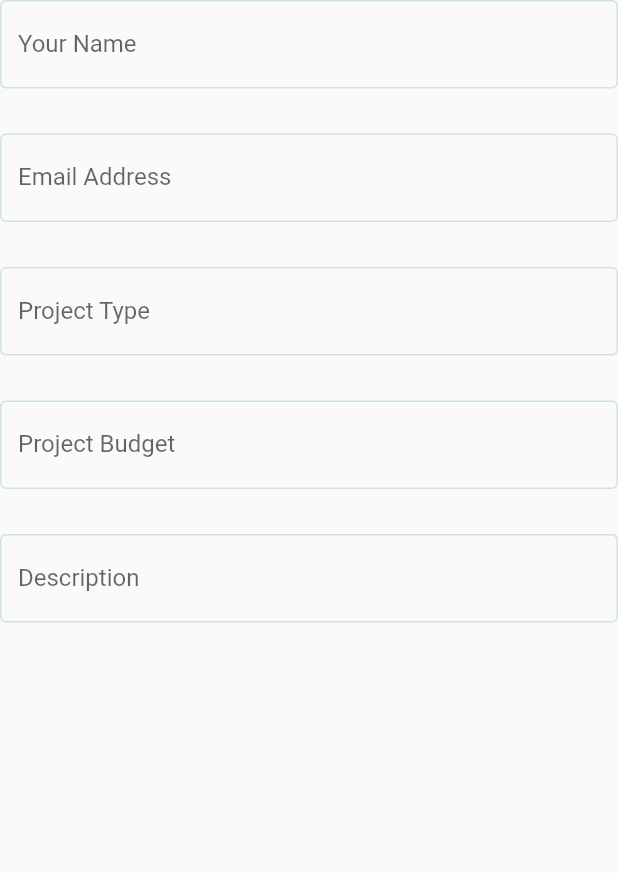
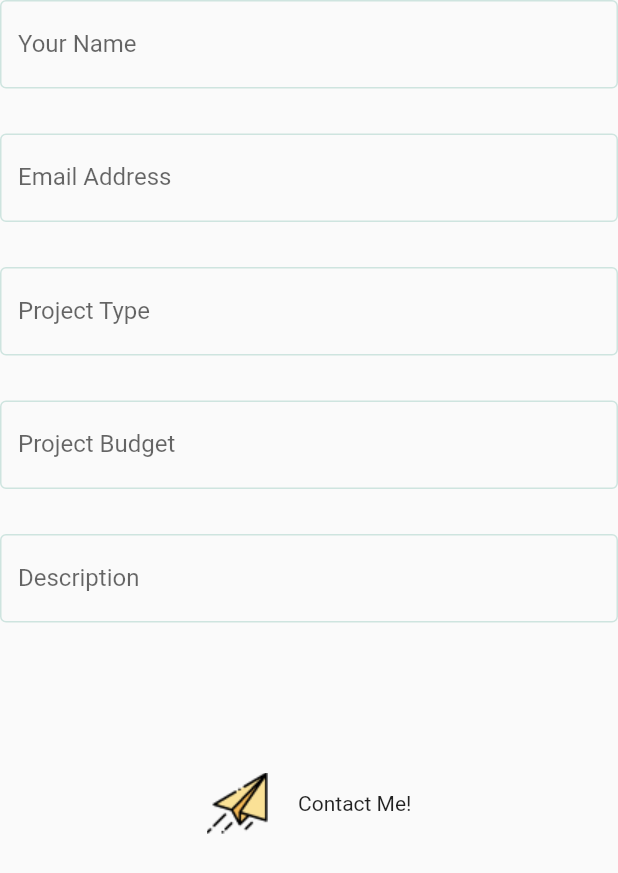
Before and after one commit to efraindrummer/portafolio-efraincode-flutter, a Flutter app: the ContactForm widget shown alone on an empty page, opened directly, on a phone screen of 412 x 824 dp. Shown: the top 873 px of the screen. Run offline on Flutter 3.47's test engine with Material 2 defaults, Android fonts, the phone set to English and light mode, and no system bars.

Commit message:
contact section listo

```diff
--- a/lib/src/screens/home_screen.dart
+++ b/lib/src/screens/home_screen.dart
@@ -24,9 +24,9 @@ class HomeScreen extends StatelessWidget {
             WorkRecent(),
             FeedBackSection(),
             SizedBox(height: kDefaultPadding),
-            ContactSection(),
+            ContactSection(),/*
             //Sized box Separation
-            SizedBox(height: 500),
+            SizedBox(height: 500), */
           ],
         ),
       ),
--- a/lib/src/sections/contact/contact_section.dart
+++ b/lib/src/sections/contact/contact_section.dart
@@ -135,6 +135,20 @@ class ContactForm extends StatelessWidget {
             ),
           ),
           SizedBox(height: kDefaultPadding * 2),
+          Center(
+            child: FittedBox(
+              child: GestureDetector(
+                onTap: (){},
+                child: Row(
+                  children: <Widget>[
+                    Image.asset("assets/images/contact_icon.png"),
+                    SizedBox(width: 20),
+                    Text("Contact Me!")
+                  ],
+                ),
+              ),
+            ),
+          )
         ],
       ),
     );
```
